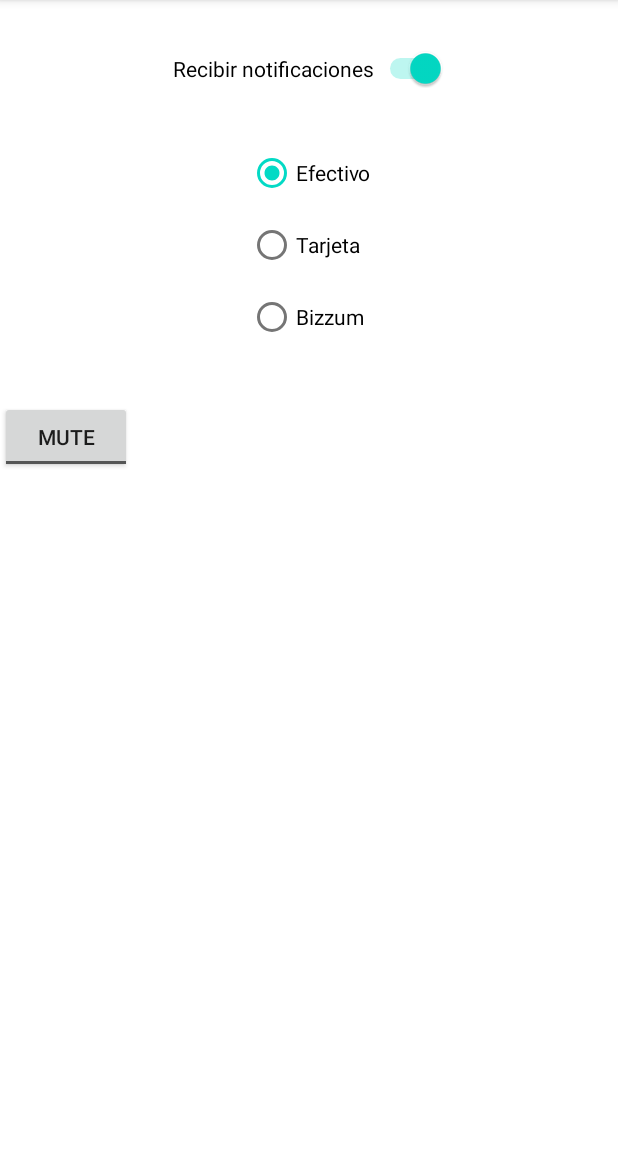
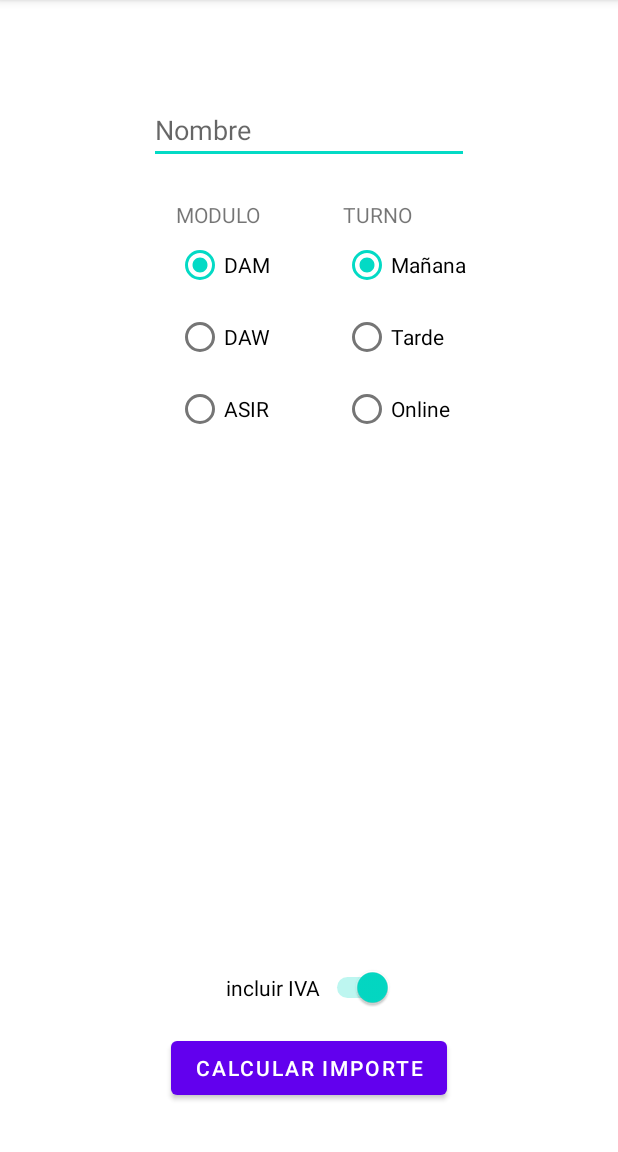
Before and after one commit to lmonterogarcia/ProgramacionMoviles, an Android app: the screen it shows after launch (MainActivity), on a phone screen of 412 x 824 dp, the part 84-1236 px from its top. Run offline under Robolectric (Android 15) with nearby library versions, the phone set to English and light mode, and no system bars.

Commit message:
Practica de componentes 3

```diff
--- a/Componentes2/app/src/main/java/com/montero/componentes2/MainActivity.java
+++ b/Componentes2/app/src/main/java/com/montero/componentes2/MainActivity.java
@@ -3,12 +3,70 @@ package com.montero.componentes2;
 import androidx.appcompat.app.AppCompatActivity;
 
 import android.os.Bundle;
+import android.widget.EditText;
+import android.widget.RadioButton;
+import android.widget.Switch;
+import android.widget.TextView;
+import android.widget.Toast;
 
 public class MainActivity extends AppCompatActivity {
+
+    RadioButton rbDam;
+    RadioButton rbDaw;
+    RadioButton rbAsir;
+    RadioButton rbManana;
+    RadioButton rbTarde;
+    RadioButton rbOnline;
+    Switch swIva;
+    EditText txtNombre;
+    TextView lblResultado;
 
     @Override
     protected void onCreate(Bundle savedInstanceState) {
         super.onCreate(savedInstanceState);
         setContentView(R.layout.activity_main);
+
+        rbDam = findViewById(R.id.rbDam);
+        rbDaw = findViewById(R.id.rbDaw);
+        rbAsir = findViewById(R.id.rbAsir);
+        rbManana = findViewById(R.id.rbManana);
+        rbTarde = findViewById(R.id.rbTarde);
+        rbOnline = findViewById(R.id.rbOnline);
+        swIva = findViewById(R.id.swIva);
+        txtNombre = findViewById(R.id.txtNombre);
+        lblResultado = findViewById(R.id.lblResultado);
+
+        findViewById(R.id.btnCalcular).setOnClickListener(v -> calcular());
+
+    }
+    private void calcular(){
+        final double aPrecioModulo[] = {1000,1200,750};
+        final double aPrecioTurno[] = {1000,1200,750};
+
+        double dPreciocModulo = 0;
+        double dPrecioxTurno = 0;
+        double dIva = 1;
+        double dPrecioTotal = 0;
+
+
+        if (txtNombre.getText().toString().isEmpty()) {
+            Toast.makeText(this, "Para poder continuar TIENE QUE INTRODUCIR UN NOMBRE", Toast.LENGTH_LONG).show();
+        } else {
+
+            if (rbDam.isChecked()) dPreciocModulo = aPrecioModulo[0];
+            if (rbDaw.isChecked()) dPreciocModulo = aPrecioModulo[1];
+            if (rbAsir.isChecked()) dPreciocModulo = aPrecioModulo[2];
+
+            if (rbManana.isChecked()) dPrecioxTurno = aPrecioTurno[0];
+            if (rbTarde.isChecked()) dPrecioxTurno = aPrecioTurno[1];
+            if (rbOnline.isChecked()) dPrecioxTurno = aPrecioTurno[2];
+
+            if (swIva.isChecked()) dIva = 1.21;
+
+            dPrecioTotal = (dPreciocModulo + dPrecioxTurno) * dIva;
+
+            lblResultado.setText(Double.toString(dPrecioTotal) + "€");
+
+        }
     }
 }
--- a/Componentes2/app/src/main/res/layout/activity_main.xml
+++ b/Componentes2/app/src/main/res/layout/activity_main.xml
@@ -7,55 +7,135 @@
     android:orientation="vertical"
     tools:context=".MainActivity">
 
-    <Switch
-        android:id="@+id/swtSelector01"
+    <EditText
+        android:id="@+id/txtNombre"
         android:layout_width="wrap_content"
         android:layout_height="wrap_content"
-        android:layout_marginTop="32dp"
-        android:checked="true"
-        android:text="Recibir notificaciones"
+        android:layout_marginTop="64dp"
+        android:ems="10"
+        android:hint="@string/nombre"
+        android:inputType="textPersonName"
         app:layout_constraintEnd_toEndOf="parent"
         app:layout_constraintStart_toStartOf="parent"
         app:layout_constraintTop_toTopOf="parent" />
 
-    <RadioGroup
-        android:id="@+id/radioGroup"
+    <LinearLayout
+        android:id="@+id/linearLayout"
         android:layout_width="wrap_content"
         android:layout_height="wrap_content"
-        android:layout_marginTop="32dp"
+        android:layout_marginTop="24dp"
+        android:orientation="horizontal"
         app:layout_constraintEnd_toEndOf="parent"
         app:layout_constraintStart_toStartOf="parent"
-        app:layout_constraintTop_toBottomOf="@+id/swtSelector01">
+        app:layout_constraintTop_toBottomOf="@+id/txtNombre">
+
+        <LinearLayout
+            android:layout_width="match_parent"
+            android:layout_height="match_parent"
+            android:layout_marginHorizontal="32dp"
+            android:orientation="vertical">
+
+            <TextView
+                android:id="@+id/lblModulo"
+                android:layout_width="match_parent"
+                android:layout_height="wrap_content"
+                android:text="@string/modulo" />
+
+            <RadioGroup
+                android:id="@+id/rgModulo"
+                android:layout_width="match_parent"
+                android:layout_height="wrap_content">
 
                 <RadioButton
-            android:id="@+id/radioButton"
+                    android:id="@+id/rbDam"
                     android:layout_width="match_parent"
                     android:layout_height="wrap_content"
                     android:checked="true"
-            android:text="Efectivo" />
+                    android:text="@string/dam" />
 
                 <RadioButton
-            android:id="@+id/radioButton2"
+                    android:id="@+id/rbDaw"
                     android:layout_width="match_parent"
                     android:layout_height="wrap_content"
-            android:text="Tarjeta" />
+                    android:text="@string/daw" />
 
                 <RadioButton
-            android:id="@+id/radioButton3"
+                    android:id="@+id/rbAsir"
                     android:layout_width="match_parent"
                     android:layout_height="wrap_content"
-            android:text="Bizzum" />
+                    android:text="@string/asir" />
             </RadioGroup>
+        </LinearLayout>
 
-    <ToggleButton
-        android:id="@+id/toggleButton"
+        <LinearLayout
+            android:layout_width="match_parent"
+            android:layout_height="match_parent"
+            android:layout_marginHorizontal="16dp"
+            android:orientation="vertical">
+
+            <TextView
+                android:id="@+id/lblTurno"
+                android:layout_width="match_parent"
+                android:layout_height="wrap_content"
+                android:text="@string/turno" />
+
+            <RadioGroup
+                android:id="@+id/rgTurno"
+                android:layout_width="match_parent"
+                android:layout_height="wrap_content">
+
+                <RadioButton
+                    android:id="@+id/rbManana"
+                    android:layout_width="match_parent"
+                    android:layout_height="wrap_content"
+                    android:checked="true"
+                    android:text="@string/manana" />
+
+                <RadioButton
+                    android:id="@+id/rbTarde"
+                    android:layout_width="match_parent"
+                    android:layout_height="wrap_content"
+                    android:text="@string/tarde" />
+
+                <RadioButton
+                    android:id="@+id/rbOnline"
+                    android:layout_width="match_parent"
+                    android:layout_height="wrap_content"
+                    android:text="@string/online" />
+            </RadioGroup>
+        </LinearLayout>
+
+    </LinearLayout>
+
+    <TextView
+        android:id="@+id/lblResultado"
         android:layout_width="wrap_content"
         android:layout_height="wrap_content"
-        android:layout_marginTop="32dp"
-        android:text="ToggleButton"
-        android:textOff="MUTE"
-        android:textOn="SOUND"
-        app:layout_constraintTop_toBottomOf="@+id/radioGroup"
-        tools:layout_editor_absoluteX="165dp" />
+        android:layout_marginTop="64dp"
+        android:textColor="@color/design_default_color_error"
+        android:textSize="34sp"
+        app:layout_constraintEnd_toEndOf="parent"
+        app:layout_constraintStart_toStartOf="parent"
+        app:layout_constraintTop_toBottomOf="@+id/linearLayout" />
 
+    <Switch
+        android:id="@+id/swIva"
+        android:layout_width="wrap_content"
+        android:layout_height="wrap_content"
+        android:layout_marginBottom="16dp"
+        android:checked="true"
+        android:text="@string/iva"
+        app:layout_constraintBottom_toTopOf="@+id/btnCalcular"
+        app:layout_constraintEnd_toEndOf="parent"
+        app:layout_constraintStart_toStartOf="parent" />
+
+    <Button
+        android:id="@+id/btnCalcular"
+        android:layout_width="wrap_content"
+        android:layout_height="wrap_content"
+        android:layout_marginBottom="32dp"
+        android:text="@string/calcualar"
+        app:layout_constraintBottom_toBottomOf="parent"
+        app:layout_constraintEnd_toEndOf="parent"
+        app:layout_constraintStart_toStartOf="parent" />
 </androidx.constraintlayout.widget.ConstraintLayout>
--- a/Componentes2/app/src/main/res/values/strings.xml
+++ b/Componentes2/app/src/main/res/values/strings.xml
@@ -1,3 +1,14 @@
 <resources>
     <string name="app_name">Componentes2</string>
+    <string name="nombre">Nombre</string>
+    <string name="modulo">MODULO</string>
+    <string name="turno">TURNO</string>
+    <string name="dam">DAM</string>
+    <string name="daw">DAW</string>
+    <string name="asir">ASIR</string>
+    <string name="manana">Mañana</string>
+    <string name="tarde">Tarde</string>
+    <string name="online">Online</string>
+    <string name="iva">incluir IVA</string>
+    <string name="calcualar">CALCULAR IMPORTE</string>
 </resources>
```
Lines whose indentation alone changed are shown as unchanged.
